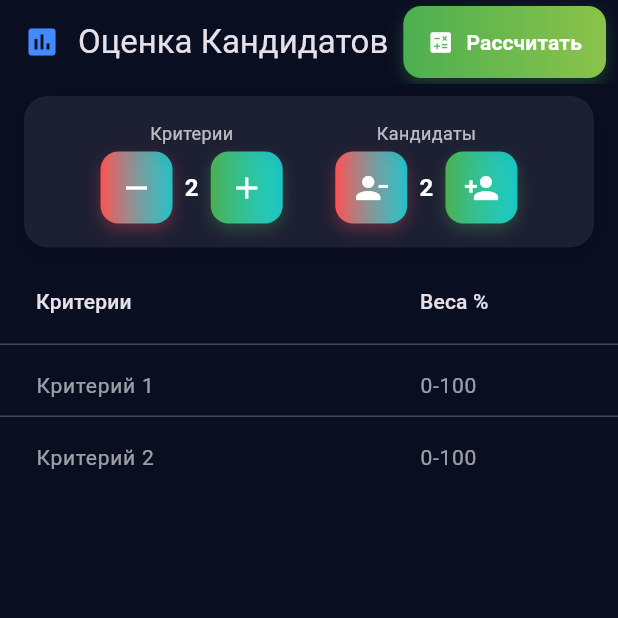
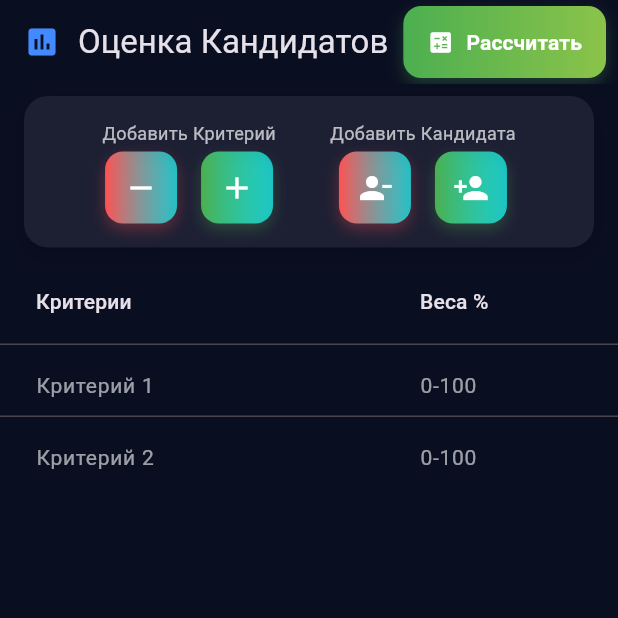
Before and after one commit to DtheCan/tfs, a Flutter app: the screen it shows after launch, on a phone screen of 412 x 824 dp, the top half of it. Run offline on Flutter 3.47's test engine with Material 3 defaults, Android fonts, the phone set to English and light mode, and no system bars; our stand-ins replace file_picker.

Commit message:
обновил

```diff
--- a/lib/presentation_Layer/home_page.dart
+++ b/lib/presentation_Layer/home_page.dart
@@ -699,7 +699,7 @@ class _HomePageState extends State<HomePage> {
                 Column(
                   children: [
                     Text(
-                      'Критерии',
+                      'Добавить Критерий',
                       style: TextStyle(color: Colors.white70, fontSize: 12),
                     ),
                     const SizedBox(height: 4),
@@ -713,7 +713,7 @@ class _HomePageState extends State<HomePage> {
                         ),
                         const SizedBox(width: 8),
                         Text(
-                          '${_tableController.rowCount - 1}',
+                          '',
                           style: const TextStyle(
                             color: Colors.white,
                             fontWeight: FontWeight.bold,
@@ -734,7 +734,7 @@ class _HomePageState extends State<HomePage> {
                 Column(
                   children: [
                     Text(
-                      'Кандидаты',
+                      'Добавить Кандидата',
                       style: TextStyle(color: Colors.white70, fontSize: 12),
                     ),
                     const SizedBox(height: 4),
@@ -748,7 +748,7 @@ class _HomePageState extends State<HomePage> {
                         ),
                         const SizedBox(width: 8),
                         Text(
-                          '${_tableController.columnCount - 2}',
+                          '',
                           style: const TextStyle(
                             color: Colors.white,
                             fontWeight: FontWeight.bold,
```
